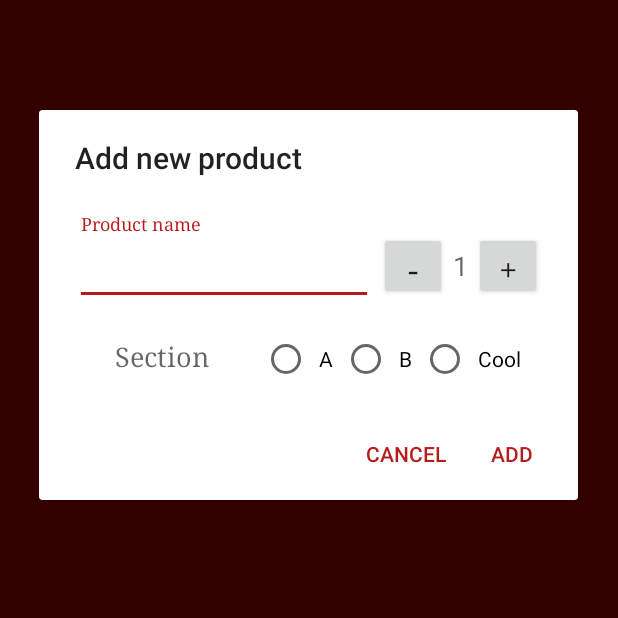
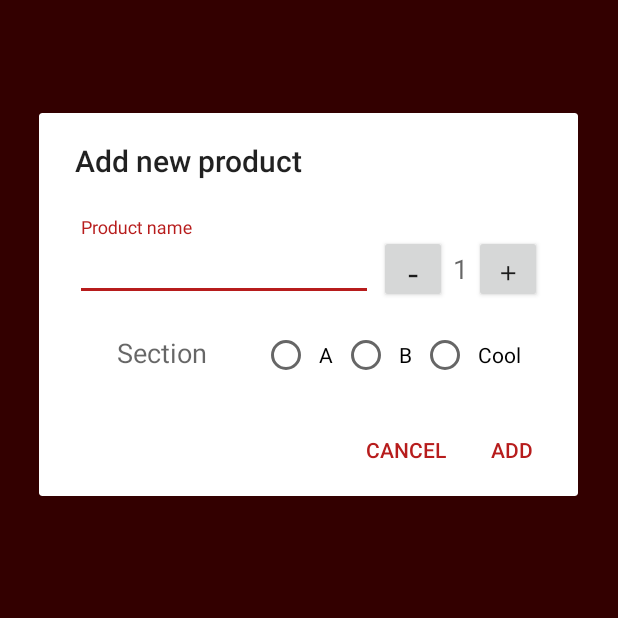
Before and after one commit to floatingreels/GroceryListJava, an Android app: the screen it shows after launch (MainActivity), after a tap on an icon or button, on a phone screen of 412 x 824 dp, the part 313-931 px from its top. Run offline under Robolectric (Android 15) with nearby library versions, the phone set to English and light mode, and no system bars; our stand-ins replace Room's generated code.

Commit message:
Add product to list works

```diff
--- a/app/src/main/java/com/floatingreels/grocerylist/model/ProductRepository.java
+++ b/app/src/main/java/com/floatingreels/grocerylist/model/ProductRepository.java
@@ -4,6 +4,9 @@ import android.app.Application;
 import android.os.AsyncTask;
 
 import androidx.lifecycle.LiveData;
+
+import com.floatingreels.grocerylist.model.database.ProductDAO;
+import com.floatingreels.grocerylist.model.database.ProductDabase;
 
 import java.util.List;
 
--- a/app/src/main/java/com/floatingreels/grocerylist/model/ProductViewModel.java
+++ b/app/src/main/java/com/floatingreels/grocerylist/model/ProductViewModel.java
@@ -11,7 +11,7 @@ import java.util.List;
 
 public class ProductViewModel extends AndroidViewModel {
 
-    ProductRepository repository;
+    private ProductRepository repository;
     private LiveData<List<Product>> allProducts, productsFromSectionA, productsFromSectionB, productsFromSectionCool;
 
     public ProductViewModel(@NonNull Application application) {
@@ -42,6 +42,7 @@ public class ProductViewModel extends AndroidViewModel {
     public LiveData<List<Product>> showProductsFromSectionA(){
         return productsFromSectionA;
     }
+
     public LiveData<List<Product>> showProductsFromSectionB(){
         return productsFromSectionB;
     }
--- a/app/src/main/java/com/floatingreels/grocerylist/model/ProductDAO.java
+++ b/app/src/main/java/com/floatingreels/grocerylist/model/database/ProductDAO.java
@@ -1,4 +1,4 @@
-package com.floatingreels.grocerylist.model;
+package com.floatingreels.grocerylist.model.database;
 
 import androidx.lifecycle.LiveData;
 import androidx.room.Dao;
@@ -6,6 +6,8 @@ import androidx.room.Delete;
 import androidx.room.Insert;
 import androidx.room.Query;
 import androidx.room.Update;
+
+import com.floatingreels.grocerylist.model.Product;
 
 import java.util.List;
 
--- a/app/src/main/java/com/floatingreels/grocerylist/model/ProductDabase.java
+++ b/app/src/main/java/com/floatingreels/grocerylist/model/database/ProductDabase.java
@@ -1,12 +1,17 @@
-package com.floatingreels.grocerylist.model;
+package com.floatingreels.grocerylist.model.database;
 
 import android.content.Context;
 
 import androidx.room.Database;
 import androidx.room.Room;
 import androidx.room.RoomDatabase;
+import androidx.room.TypeConverters;
 
-@Database(entities = Product.class, version = 1)
+import com.floatingreels.grocerylist.model.Product;
+import com.floatingreels.grocerylist.model.util.ShopSectionConverter;
+
+@Database(entities = Product.class, version = 1, exportSchema = false)
+@TypeConverters(ShopSectionConverter.class)
 public abstract class ProductDabase extends RoomDatabase {
     private static ProductDabase instance;
 
--- /dev/null
+++ b/app/src/main/java/com/floatingreels/grocerylist/model/util/ProductViewModelFactory.java
@@ -0,0 +1,28 @@
+package com.floatingreels.grocerylist.model.util;
+
+import android.app.Application;
+
+import androidx.annotation.NonNull;
+import androidx.lifecycle.ViewModel;
+import androidx.lifecycle.ViewModelProvider;
+
+import com.floatingreels.grocerylist.model.ProductRepository;
+import com.floatingreels.grocerylist.model.ProductViewModel;
+
+public class ProductViewModelFactory implements ViewModelProvider.Factory {
+
+    private final Application application;
+
+    public ProductViewModelFactory(Application application) {
+        this.application = application;
+    }
+
+    @NonNull
+    @Override
+    public <T extends ViewModel> T create(@NonNull Class<T> modelClass) {
+        if (modelClass.isAssignableFrom(ProductViewModel.class)) {
+            return (T) new ProductViewModel(application);
+        }
+        throw new IllegalArgumentException("Unknown ViewModel class");
+    }
+}
--- a/app/src/main/java/com/floatingreels/grocerylist/ui/dialogs/AddProductDialog.java
+++ b/app/src/main/java/com/floatingreels/grocerylist/ui/dialogs/AddProductDialog.java
@@ -7,6 +7,8 @@ import android.view.LayoutInflater;
 import android.view.View;
 import android.widget.Button;
 import android.widget.EditText;
+import android.widget.RadioButton;
+import android.widget.RadioGroup;
 import android.widget.TextView;
 import android.widget.Toast;
 
@@ -14,22 +16,29 @@ import androidx.annotation.NonNull;
 import androidx.annotation.Nullable;
 import androidx.appcompat.app.AlertDialog;
 import androidx.appcompat.app.AppCompatDialogFragment;
+import androidx.lifecycle.ViewModelProvider;
 
 import com.floatingreels.grocerylist.R;
+import com.floatingreels.grocerylist.model.Product;
+import com.floatingreels.grocerylist.model.ProductViewModel;
+import com.floatingreels.grocerylist.model.util.ShopSection;
 
 public class AddProductDialog extends AppCompatDialogFragment {
 
     private TextView counterTV;
     private Button incrementCounterBtn, decrementCounterBtn;
+    private RadioGroup sectionRG;
+    private RadioButton sectionSelectedRBtn;
     private EditText nameET;
     private int quantity = 1;
+    private ProductViewModel productViewModel;
 
     @NonNull
     @Override
     public Dialog onCreateDialog(@Nullable Bundle savedInstanceState) {
         AlertDialog.Builder builder = new AlertDialog.Builder(getActivity());
         LayoutInflater inflater = getActivity().getLayoutInflater();
-        View dialogView = inflater.inflate(R.layout.dialog_add_product, null,false);
+        final View dialogView = inflater.inflate(R.layout.dialog_add_product, null,false);
         builder.setView(dialogView)
                 .setTitle(R.string.product_add_title)
                 .setNegativeButton(R.string.cancel, new DialogInterface.OnClickListener() {
@@ -44,7 +53,12 @@ public class AddProductDialog extends AppCompatDialogFragment {
                         if (nameET.getText().toString().trim().length() == 0 || quantity < 1){
                             return;
                         }
-                        String productName = nameET.getText().toString();
+                        Product newProduct = new Product(nameET.getText().toString(),
+                                                        Integer.parseInt(counterTV.getText().toString()),
+                                                        checkSectionSelected(dialogView));
+                        productViewModel = new ViewModelProvider(getActivity()).get(ProductViewModel.class);
+                        productViewModel.insert(newProduct);
+
                         Toast.makeText(getActivity(), "New product", Toast.LENGTH_SHORT).show();
                     }
                 });
@@ -53,6 +67,7 @@ public class AddProductDialog extends AppCompatDialogFragment {
         decrementCounterBtn = dialogView.findViewById(R.id.btn_product_decrement);
         incrementCounterBtn = dialogView.findViewById(R.id.btn_product_increment);
         counterTV = dialogView.findViewById(R.id.tv_product_counter);
+        sectionRG = dialogView.findViewById(R.id.rg_section);
 
         decrementCounterBtn.setOnClickListener(new View.OnClickListener() {
             @Override
@@ -70,6 +85,19 @@ public class AddProductDialog extends AppCompatDialogFragment {
         return builder.create();
     }
 
+    public ShopSection checkSectionSelected(View view){
+        int radioId = sectionRG.getCheckedRadioButtonId();
+        ShopSection sectionSelected = null;
+        switch (radioId){
+            case R.id.btn_section_a: sectionSelected = ShopSection.SECTION_A;
+            break;
+            case R.id.btn_section_b: sectionSelected = ShopSection.SECTION_B;
+            break;
+            case R.id.btn_section_cool: sectionSelected = ShopSection.SECTION_COOL;
+        }
+        return sectionSelected;
+    }
+
     private void decrementCounter(){
         if (quantity > 1) quantity--;
         counterTV.setText(String.valueOf(quantity));
--- a/app/src/main/java/com/floatingreels/grocerylist/ui/fragments/ASectionFragment.java
+++ b/app/src/main/java/com/floatingreels/grocerylist/ui/fragments/ASectionFragment.java
@@ -18,6 +18,7 @@ import android.view.ViewGroup;
 import com.floatingreels.grocerylist.model.ProductViewModel;
 import com.floatingreels.grocerylist.R;
 import com.floatingreels.grocerylist.model.Product;
+import com.floatingreels.grocerylist.model.util.ProductViewModelFactory;
 import com.floatingreels.grocerylist.ui.util.ASectionAdapter;
 
 import java.util.List;
@@ -53,7 +54,8 @@ public class ASectionFragment extends Fragment {
         aSectionAdapter = new ASectionAdapter(mContext.getApplication());
         recyclerView.setAdapter(aSectionAdapter);
 
-        productViewModel = new ViewModelProvider(mContext).get(ProductViewModel.class);
+        ProductViewModelFactory factory = new ProductViewModelFactory(mContext.getApplication());
+        productViewModel = new ViewModelProvider(mContext, factory).get(ProductViewModel.class);
         productViewModel.showProductsFromSectionA().observe(mContext, new Observer<List<Product>>() {
             @Override
             public void onChanged(List<Product> products) {
--- a/app/src/main/res/layout/dialog_add_product.xml
+++ b/app/src/main/res/layout/dialog_add_product.xml
@@ -27,10 +27,10 @@
             android:id="@+id/et_product_name"
             android:layout_width="match_parent"
             android:layout_height="wrap_content"
-            android:fontFamily="serif"
+            android:fontFamily="sans-serif"
             android:hint="@string/product_name"
             android:inputType="text"
-            android:textAppearance="@style/TextAppearance.AppCompat.Large" />
+            android:textAppearance="@style/TextAppearance.AppCompat.Medium" />
     </com.google.android.material.textfield.TextInputLayout>
 
     <Button
@@ -80,17 +80,17 @@
         android:layout_marginTop="22dp"
         android:layout_marginEnd="8dp"
         android:layout_marginRight="8dp"
-        android:fontFamily="serif"
+        android:fontFamily="sans-serif"
         android:gravity="center"
         android:text="@string/section"
         android:textAppearance="@style/TextAppearance.AppCompat.Medium"
-        app:layout_constraintEnd_toStartOf="@+id/radioGroup"
+        app:layout_constraintEnd_toStartOf="@+id/rg_section"
         app:layout_constraintStart_toStartOf="parent"
         app:layout_constraintTop_toBottomOf="@+id/textInputLayout"
         tools:text="Section:" />
 
     <RadioGroup
-        android:id="@+id/radioGroup"
+        android:id="@+id/rg_section"
         android:layout_width="wrap_content"
         android:layout_height="wrap_content"
         android:layout_marginTop="20dp"
--- a/app/src/main/res/values/strings.xml
+++ b/app/src/main/res/values/strings.xml
@@ -16,4 +16,5 @@
     <string name="section_cool">Cool</string>
     <string name="cancel">Cancel</string>
     <string name="counter_default">1</string>
+    <string name="product_added" > Product added to list</string>
 </resources>
```
Also changed, not shown: app/src/main/java/com/floatingreels/grocerylist/ui/util/ASectionAdapter.java (+7 -2 lines), app/src/main/java/com/floatingreels/grocerylist/ui/util/BSectionAdapter.java (+8 -2 lines), app/src/main/java/com/floatingreels/grocerylist/ui/util/CoolSectionAdapter.java (+4 -3 lines).
